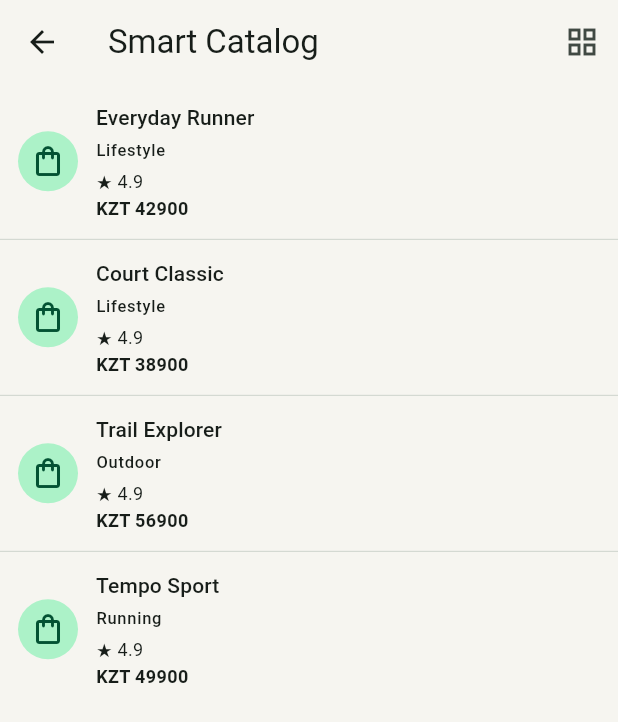
After one commit to ordabekuly/sole-store, a Flutter app: the SmartCatalogScreen screen opened directly, on a phone screen of 412 x 824 dp. The commit adds this screen. Shown: the top 722 px of the screen. Run offline on Flutter 3.47's test engine with Material 3 defaults, Android fonts, the phone set to English and light mode, and no system bars.

Commit message:
feat: add LW8 lazy catalog, refresh, swipe delete and undo

```diff
--- /dev/null
+++ b/lib/models/catalog_product.dart
@@ -0,0 +1,39 @@
+class CatalogProduct {
+  final String id, title, category;
+  final int price;
+  final double rating;
+  const CatalogProduct({
+    required this.id,
+    required this.title,
+    required this.category,
+    required this.price,
+    this.rating = 4.9,
+  });
+}
+
+const catalogSeed = [
+  CatalogProduct(
+    id: 'runner',
+    title: 'Everyday Runner',
+    category: 'Lifestyle',
+    price: 42900,
+  ),
+  CatalogProduct(
+    id: 'court',
+    title: 'Court Classic',
+    category: 'Lifestyle',
+    price: 38900,
+  ),
+  CatalogProduct(
+    id: 'trail',
+    title: 'Trail Explorer',
+    category: 'Outdoor',
+    price: 56900,
+  ),
+  CatalogProduct(
+    id: 'tempo',
+    title: 'Tempo Sport',
+    category: 'Running',
+    price: 49900,
+  ),
+];
--- /dev/null
+++ b/lib/screens/smart_catalog_screen.dart
@@ -0,0 +1,140 @@
+import 'package:flutter/material.dart';
+
+import '../models/catalog_product.dart';
+import '../widgets/catalog_tile.dart';
+
+class SmartCatalogScreen extends StatefulWidget {
+  const SmartCatalogScreen({super.key});
+  @override
+  State<SmartCatalogScreen> createState() => _SmartCatalogScreenState();
+}
+
+class _SmartCatalogScreenState extends State<SmartCatalogScreen> {
+  final List<CatalogProduct> items = List.of(catalogSeed);
+  bool grid = false;
+  bool refreshing = false;
+  int sequence = 0;
+  Future<void> refresh() async {
+    if (refreshing) return;
+    refreshing = true;
+    await Future.delayed(const Duration(milliseconds: 1500));
+    if (!mounted) return;
+    setState(() {
+      sequence++;
+      items.insert(
+        0,
+        CatalogProduct(
+          id: 'generated-$sequence',
+          title: 'New arrival $sequence',
+          category: 'New season',
+          price: 35000 + sequence * 100,
+        ),
+      );
+      refreshing = false;
+    });
+  }
+
+  void remove(CatalogProduct product) {
+    final index = items.indexWhere((p) => p.id == product.id);
+    if (index < 0) return;
+    setState(() => items.removeAt(index));
+    ScaffoldMessenger.of(context)
+      ..hideCurrentSnackBar()
+      ..showSnackBar(
+        SnackBar(
+          behavior: SnackBarBehavior.floating,
+          content: Text('${product.title} removed'),
+          action: SnackBarAction(
+            label: 'UNDO',
+            onPressed: () {
+              if (!mounted || items.any((p) => p.id == product.id)) return;
+              setState(
+                () => items.insert(index.clamp(0, items.length), product),
+              );
+            },
+          ),
+        ),
+      );
+  }
+
+  void reset() {
+    ScaffoldMessenger.of(context).hideCurrentSnackBar();
+    setState(() {
+      items.clear();
+      items.addAll(catalogSeed);
+    });
+  }
+
+  @override
+  Widget build(BuildContext context) => Scaffold(
+    appBar: AppBar(
+      title: const Text('Smart Catalog', overflow: TextOverflow.ellipsis),
+      actions: [
+        IconButton(
+          tooltip: grid ? 'Show list' : 'Show grid',
+          onPressed: () => setState(() => grid = !grid),
+          icon: Icon(grid ? Icons.view_list : Icons.grid_view),
+        ),
+      ],
+    ),
+    body: SafeArea(
+      child: RefreshIndicator(
+        onRefresh: refresh,
+        child: items.isEmpty
+            ? ListView(
+                physics: const AlwaysScrollableScrollPhysics(),
+                padding: const EdgeInsets.all(32),
+                children: [
+                  const SizedBox(height: 70),
+                  const Icon(Icons.inventory_2_outlined, size: 64),
+                  const SizedBox(height: 16),
+                  const Text('Catalog is Empty', textAlign: TextAlign.center),
+                  const SizedBox(height: 16),
+                  FilledButton(
+                    onPressed: reset,
+                    child: const Text('Reset Catalog'),
+                  ),
+                ],
+              )
+            : grid
+            ? GridView.builder(
+                physics: const AlwaysScrollableScrollPhysics(),
+                padding: const EdgeInsets.all(12),
+                gridDelegate: const SliverGridDelegateWithFixedCrossAxisCount(
+                  crossAxisCount: 2,
+                  childAspectRatio: 0.72,
+                  crossAxisSpacing: 8,
+                  mainAxisSpacing: 8,
+                ),
+                itemCount: items.length,
+                itemBuilder: (_, index) => CatalogTile(
+                  key: ValueKey(items[index].id),
+                  product: items[index],
+                  grid: true,
+                ),
+              )
+            : ListView.separated(
+                physics: const AlwaysScrollableScrollPhysics(),
+                itemCount: items.length,
+                separatorBuilder: (_, index) =>
+                    const Divider(height: 1, thickness: 0.5),
+                itemBuilder: (_, index) {
+                  final product = items[index];
+                  return Dismissible(
+                    key: ValueKey(product.id),
+                    direction: DismissDirection.endToStart,
+                    background: Container(
+                      color: Colors.red,
+                      alignment: Alignment.centerRight,
+                      padding: const EdgeInsets.only(right: 24),
+                      child: const Icon(Icons.delete, color: Colors.white),
+                    ),
+                    onDismissed: (_) => remove(product),
+                    child: CatalogTile(product: product),
+                  );
+                },
+              ),
+      ),
+    ),
+  );
+}
--- /dev/null
+++ b/lib/widgets/catalog_tile.dart
@@ -0,0 +1,72 @@
+import 'package:flutter/material.dart';
+
+import '../models/catalog_product.dart';
+
+class CatalogTile extends StatelessWidget {
+  final CatalogProduct product;
+  final bool grid;
+  const CatalogTile({super.key, required this.product, this.grid = false});
+  @override
+  Widget build(BuildContext context) {
+    final details = Column(
+      mainAxisSize: MainAxisSize.min,
+      crossAxisAlignment: CrossAxisAlignment.start,
+      children: [
+        Text(
+          product.title,
+          maxLines: 2,
+          overflow: TextOverflow.ellipsis,
+          style: Theme.of(context).textTheme.titleSmall,
+        ),
+        const SizedBox(height: 4),
+        Text(
+          product.category,
+          maxLines: 1,
+          overflow: TextOverflow.ellipsis,
+          style: Theme.of(context).textTheme.labelSmall,
+        ),
+        const SizedBox(height: 4),
+        Text('★ ${product.rating}', style: const TextStyle(fontSize: 12)),
+        Text(
+          'KZT ${product.price}',
+          maxLines: 1,
+          overflow: TextOverflow.ellipsis,
+          style: const TextStyle(fontWeight: FontWeight.bold, fontSize: 12),
+        ),
+      ],
+    );
+    if (!grid) {
+      return Padding(
+        padding: const EdgeInsets.all(12),
+        child: Row(
+          children: [
+            const CircleAvatar(child: Icon(Icons.shopping_bag_outlined)),
+            const SizedBox(width: 12),
+            Expanded(child: details),
+          ],
+        ),
+      );
+    }
+    return Card(
+      clipBehavior: Clip.antiAlias,
+      child: Padding(
+        padding: const EdgeInsets.all(10),
+        child: Column(
+          crossAxisAlignment: CrossAxisAlignment.stretch,
+          children: [
+            Expanded(
+              child: ColoredBox(
+                color: const Color(0xFFDCE5D5),
+                child: const Center(
+                  child: Icon(Icons.shopping_bag_outlined, size: 32),
+                ),
+              ),
+            ),
+            const SizedBox(height: 8),
+            details,
+          ],
+        ),
+      ),
+    );
+  }
+}
```
Also changed, not shown: lib/screens/profile_screen.dart (+11 -0 lines), 4 other files.
